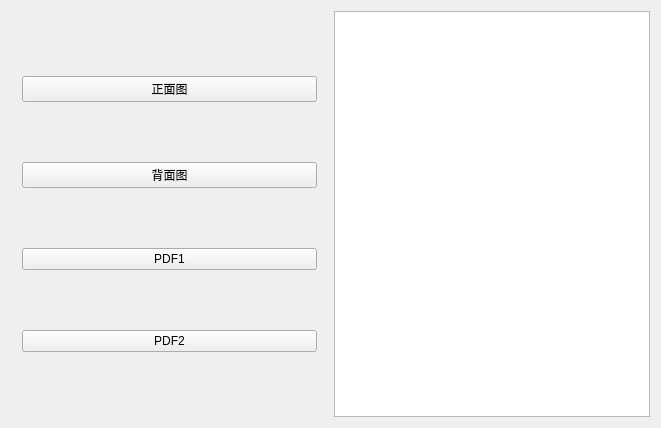
Old version of the form Painter/widget.ui in the repository SummerMemories/Qt_painter.
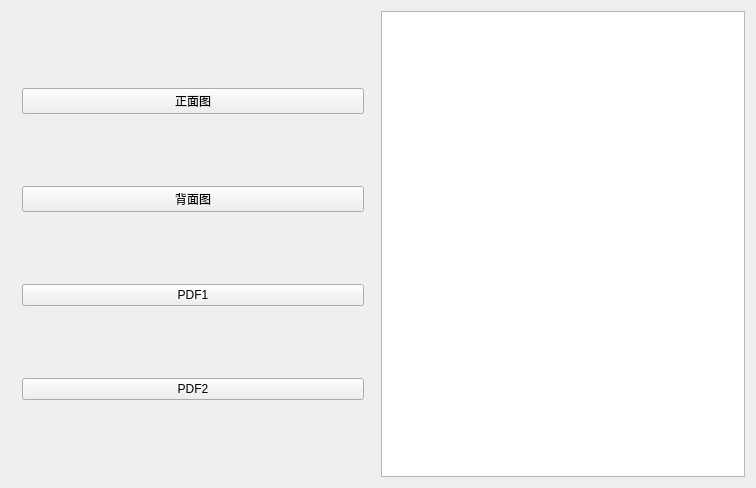
New version of the form. Custom widgets are drawn as their Qt base class.

Diff of the .ui file:
```diff
--- a/Painter/widget.ui
+++ b/Painter/widget.ui
@@ -6,8 +6,8 @@
    <rect>
     <x>0</x>
     <y>0</y>
-    <width>661</width>
-    <height>428</height>
+    <width>756</width>
+    <height>488</height>
    </rect>
   </property>
   <property name="windowTitle">
@@ -71,18 +71,11 @@
     </widget>
    </item>
    <item>
-    <widget class="interactive_view" name="graphicsView"/>
+    <widget class="QGraphicsView" name="ImageGraphic"/>
    </item>
   </layout>
  </widget>
  <layoutdefault spacing="6" margin="11"/>
- <customwidgets>
-  <customwidget>
-   <class>interactive_view</class>
-   <extends>QGraphicsView</extends>
-   <header>interactive_view.h</header>
-  </customwidget>
- </customwidgets>
  <resources/>
  <connections/>
 </ui>
```
Left out of the diff: 8 changed lines with no effect on the pictures.
